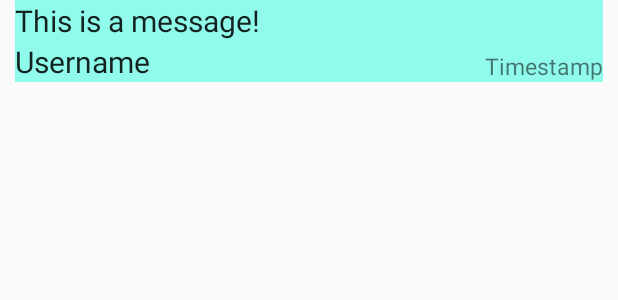
After one commit to KarlMarx4701/Huh, an Android app: the layout message.xml on its own in the app's theme, with its tools: preview values and no code run, on a phone screen of 412 x 824 dp. The commit adds this screen. Shown: the top 300 px of the screen. Run offline under Robolectric (Android 15) with nearby library versions, the light colour scheme and no system bars.

Commit message:
Added message capabilities. Changed how being allowed into a group works. UI Changes.

```diff
--- a/app/src/main/AndroidManifest.xml
+++ b/app/src/main/AndroidManifest.xml
@@ -15,8 +15,8 @@
                 <category android:name="android.intent.category.LAUNCHER" />
             </intent-filter>
         </activity>
-        <activity android:name=".SignInActivity">
-        </activity>
+        <activity android:name=".SignInActivity"></activity>
+        <activity android:name=".MessageActivity"></activity>
     </application>
 
 </manifest>
--- /dev/null
+++ b/app/src/main/res/layout/message.xml
@@ -0,0 +1,56 @@
+<?xml version="1.0" encoding="utf-8"?>
+<LinearLayout xmlns:android="http://schemas.android.com/apk/res/android"
+    android:orientation="vertical" android:layout_width="match_parent"
+    android:layout_height="wrap_content"
+    android:weightSum="1"
+    android:layout_marginLeft="10dp"
+    android:layout_marginRight="10dp"
+    android:layout_marginBottom="30dp"
+    android:backgroundTint="@color/backgroudMessage">
+
+    <LinearLayout
+        android:orientation="vertical"
+        android:layout_width="match_parent"
+        android:layout_height="match_parent"
+        android:layout_weight="0.05"
+        android:background="@color/backgroudMessage">
+
+        <TextView
+            android:layout_width="match_parent"
+            android:layout_height="wrap_content"
+            android:id="@+id/messageText"
+            android:layout_weight="0.05"
+            android:text="This is a message!"
+            android:textAppearance="@style/TextAppearance.AppCompat.Body1"
+            android:textSize="@dimen/messageTextSize"
+            />
+
+        <LinearLayout
+            android:orientation="horizontal"
+            android:layout_width="match_parent"
+            android:layout_height="match_parent"
+            android:layout_weight="0.05">
+
+            <TextView
+                android:text="Username"
+                android:layout_width="wrap_content"
+                android:layout_height="match_parent"
+                android:id="@+id/messageUsername"
+                android:layout_weight="1"
+                android:textAppearance="@style/TextAppearance.AppCompat"
+                android:textSize="@dimen/messageTextSize"
+                android:gravity="bottom|left" />
+
+            <TextView
+                android:text="Timestamp"
+                android:layout_width="wrap_content"
+                android:layout_height="match_parent"
+                android:id="@+id/messageTimeStamp"
+                android:layout_weight="0.87"
+                android:textAlignment="textEnd"
+                android:textSize="@dimen/messageTimestampSize"
+                android:gravity="bottom|end" />
+        </LinearLayout>
+    </LinearLayout>
+
+</LinearLayout>
--- a/app/src/main/res/values/colors.xml
+++ b/app/src/main/res/values/colors.xml
@@ -5,4 +5,5 @@
     <color name="colorAccent">#FF4081</color>
     <color name="whiteText">#FFFFFF</color>
     <color name="backgroundTint">#82ffffff</color>
+    <color name="backgroudMessage">#a557fce3</color>
 </resources>
--- a/app/src/main/res/values/dimens.xml
+++ b/app/src/main/res/values/dimens.xml
@@ -4,4 +4,7 @@
     <dimen name="activity_vertical_margin">16dp</dimen>
     <dimen name="group_picture_width">128dp</dimen>
     <dimen name="group_picture_height">128dp</dimen>
+    <dimen name="large_text">36dp</dimen>
+    <dimen name="messageTextSize">20dp</dimen>
+    <dimen name="messageTimestampSize">15dp</dimen>
 </resources>
--- a/app/src/main/res/values/strings.xml
+++ b/app/src/main/res/values/strings.xml
@@ -1,3 +1,4 @@
 <resources>
     <string name="app_name">Huh</string>
+    <string name="key">-K2ibfjdsaj</string>
 </resources>
```
Also changed, not shown: app/src/main/java/edu/bklawsonbsu/huh/GroupActivity.java (+18 -8 lines), app/src/main/java/edu/bklawsonbsu/huh/GroupViewHolder.java (+15 -14 lines), app/src/main/java/edu/bklawsonbsu/huh/KeyStore.java (added, +17 -0 lines), app/src/main/java/edu/bklawsonbsu/huh/Message.java (added, +41 -0 lines), app/src/main/java/edu/bklawsonbsu/huh/MessageActivity.java (added, +46 -0 lines), app/src/main/java/edu/bklawsonbsu/huh/MessageViewHolder.java (added, +27 -0 lines), app/src/main/java/edu/bklawsonbsu/huh/group.java (+11 -2 lines), app/src/main/res/layout/message_acitivy.xml (added, +44 -0 lines).
